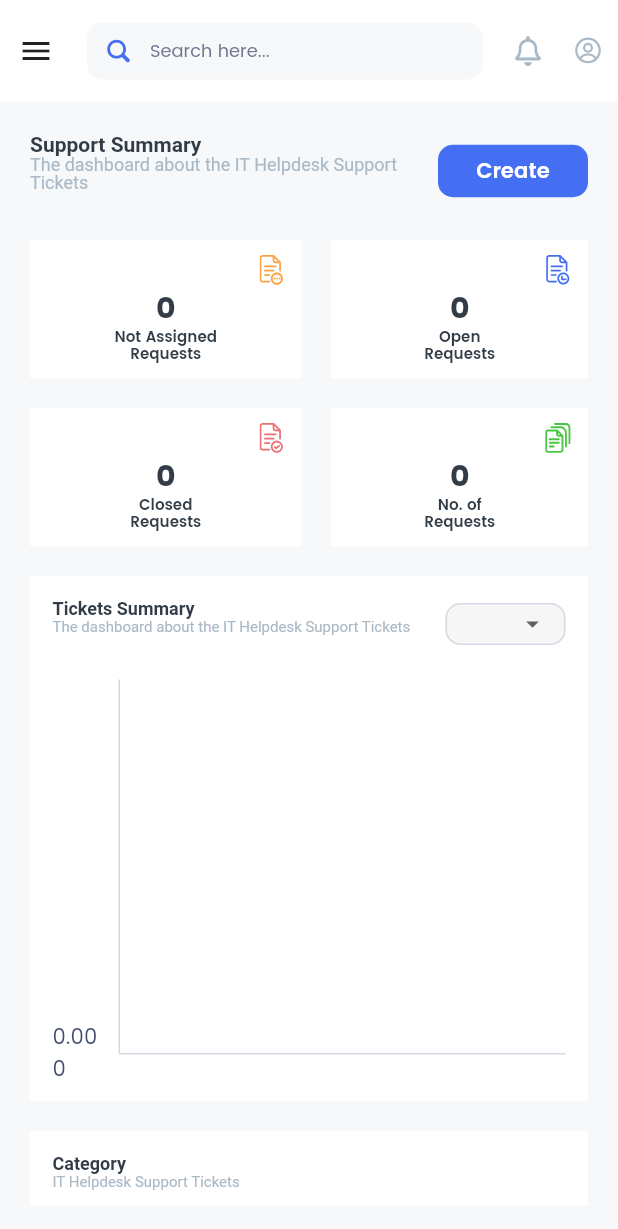
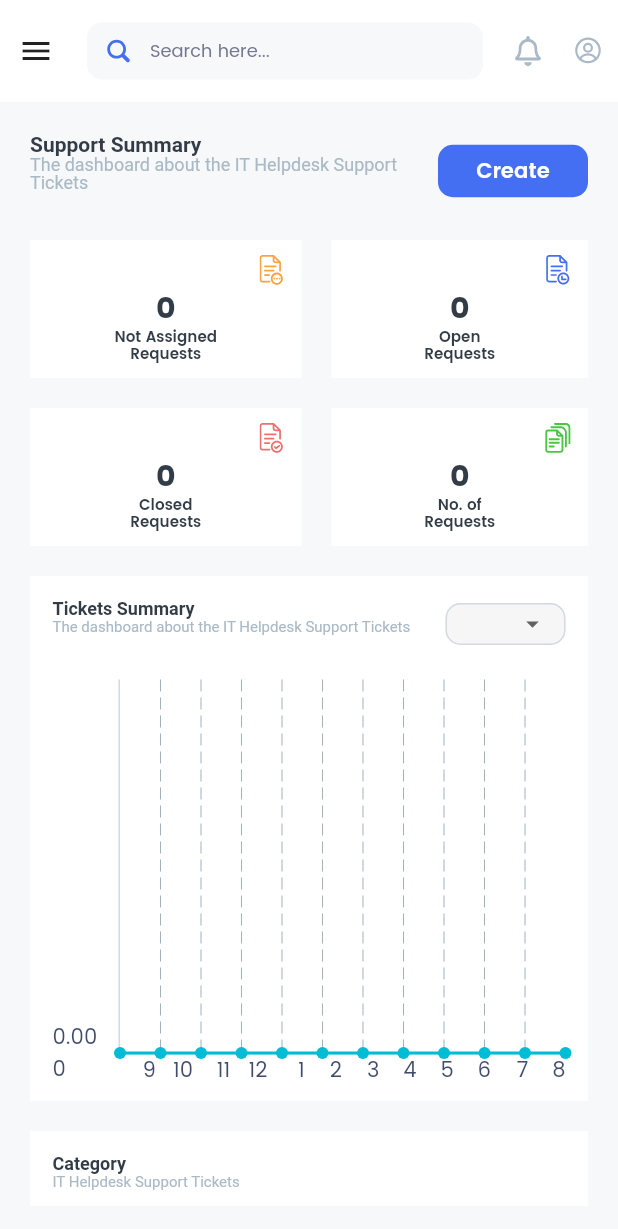
Before and after one commit to sudheerkumar-sgd/ithelpdesk, a Flutter app: the screen it shows after launch, on a phone screen of 412 x 824 dp. Shown: the top 1229 px of the screen. Run offline on Flutter 3.47's test engine with Material 3 defaults, Android fonts, the phone set to English and light mode, and no system bars; drawn by our look-alikes of fl_chart; our stand-ins replace connectivity_plus, dartz, device_info_plus, dio, equatable, file_picker and 16 more; missing offline and left inert: animated_sidebar, encrypt, file_saver, flutter_app_badger, flutter_phone_direct_caller, map_launcher and 1 more; accounts and stored records are empty; generated files the repository leaves out were written again; network calls fail.

```diff
--- a/lib/core/config/base_url_config.dart
+++ b/lib/core/config/base_url_config.dart
@@ -13,7 +13,7 @@ const String baseUrlMDSOAProd =
 
 const String basePortalUrlDevelopment = 'https://localhost:7040/api/';
 
-const String basePortalUrlProduction = 'https://portal.uaq.ae';
+const String basePortalUrlProduction = 'https://localhost:5003/api/';
 
 const String baseMDUrlDevelopment = 'https://stgmdservices.uaq.ae';
 
--- a/lib/core/constants/constants.dart
+++ b/lib/core/constants/constants.dart
@@ -11,3 +11,4 @@ List<EstablishmentEntity> userEstablishments = [];
 bool isServicesLoaded = false;
 String appVersion = '';
 Size screenSize = const Size(550, 730);
+const String userID = '317';
--- a/lib/data/model/dashboard_model.dart
+++ b/lib/data/model/dashboard_model.dart
@@ -107,6 +107,7 @@ class TicketsModel extends BaseModel {
   int? id;
   String? subject;
   int? categoryID;
+  String? categoryName;
   int? subCategoryID;
   int? subjectID;
   String? date;
@@ -142,6 +143,7 @@ class TicketsModel extends BaseModel {
     subject = json['subject'];
     subjectID = json['subjectID'];
     categoryID = json['categoryID'];
+    categoryName = json['category'];
     subCategoryID = json['subCategoryID'];
     date = json['date'];
     description = json['description'];
@@ -179,6 +181,7 @@ class TicketsModel extends BaseModel {
     ticketsEntity.subject = subject;
     ticketsEntity.subjectID = subjectID;
     ticketsEntity.categoryID = categoryID;
+    ticketsEntity.categoryName = categoryName;
     ticketsEntity.subCategoryID = subCategoryID;
     ticketsEntity.date = date;
     ticketsEntity.description = description;
--- a/lib/data/remote/dio_logging_interceptor.dart
+++ b/lib/data/remote/dio_logging_interceptor.dart
@@ -18,12 +18,13 @@ class DioLoggingInterceptor extends InterceptorsWrapper {
     //   });
     // } else if (userToken.isNotEmpty) {
     options.headers.addAll({
-      HttpHeaders.contentTypeHeader: 'application/json',
+      HttpHeaders.contentTypeHeader:
+          'application/json, application/x-www-form-urlencoded, multipart/form-data, text/plain',
       HttpHeaders.acceptHeader: "*/*",
       "Access-Control-Allow-Origin": "*",
       "Access-Control-Allow-Credentials": true,
       "Access-Control-Allow-Headers":
-          "Origin,Content-Type,X-Amz-Date,Authorization,X-Api-Key,X-Amz-Security-Token,locale",
+          "X-Requested-With, Origin,Content-Type,X-Amz-Date,Authorization,X-Api-Key,X-Amz-Security-Token,locale",
       "Access-Control-Allow-Methods": "GET, POST, OPTIONS"
     });
     // }
--- a/lib/domain/entities/dashboard_entity.dart
+++ b/lib/domain/entities/dashboard_entity.dart
@@ -28,6 +28,7 @@ class TicketEntity extends BaseEntity {
   String? subject;
   int? subjectID;
   int? categoryID;
+  String? categoryName;
   int? subCategoryID;
   String? date;
   int? departmentID;
@@ -57,6 +58,7 @@ class TicketEntity extends BaseEntity {
   Map<String, dynamic> toJson({bool showActionButtons = false}) => {
         "id": id ?? '',
         "employeeName": creator ?? '',
+        "Category": categoryName ?? '',
         "subject": subject ?? '',
         "status": status ?? '',
         "priority": priority ?? '',
@@ -67,6 +69,7 @@ class TicketEntity extends BaseEntity {
       };
   Map<String, dynamic> toMobileJson({bool showActionButtons = false}) => {
         "id": id ?? '',
+        "Category": categoryName ?? '',
         "subject": subject ?? '',
         "status": status ?? '',
         "priority": priority ?? '',
--- a/lib/presentation/bloc/services/services_bloc.dart
+++ b/lib/presentation/bloc/services/services_bloc.dart
@@ -1,4 +1,5 @@
 import 'package:equatable/equatable.dart';
+import 'package:ithelpdesk/core/constants/constants.dart';
 import 'package:ithelpdesk/domain/entities/base_entity.dart';
 import 'package:ithelpdesk/domain/entities/dashboard_entity.dart';
 import 'package:ithelpdesk/domain/entities/login_entity.dart';
@@ -17,10 +18,11 @@ class ServicesBloc extends Cubit<ServicesState> {
   final ServicesUseCase servicesUseCase;
   ServicesBloc({required this.servicesUseCase}) : super(Init());
 
-  Future<void> getDashboardData() async {
+  Future<void> getDashboardData(
+      {required Map<String, dynamic> requestParams}) async {
     emit(OnLoading());
     final result =
-        await servicesUseCase.getDashboardData(requestParams: {"userId": "35"});
+        await servicesUseCase.getDashboardData(requestParams: requestParams);
     emit(result.fold((l) => OnApiError(message: _getErrorMessage(l)), (r) {
       return OnDashboardSuccess(dashboardEntity: r);
     }));
--- a/lib/presentation/home/user_home_screen.dart
+++ b/lib/presentation/home/user_home_screen.dart
@@ -1,5 +1,4 @@
 // ignore_for_file: must_be_immutable
-
 import 'package:fl_chart/fl_chart.dart';
 import 'package:flutter/material.dart';
 import 'package:flutter_bloc/flutter_bloc.dart';
@@ -35,12 +34,25 @@ class UserHomeScreen extends BaseScreenWidget {
     final resources = context.resources;
     final lineChartData = List<FlSpot>.empty(growable: true);
     final tilesData = List<Widget>.empty(growable: true);
-    for (var i = 0; i < ticketsByMonthEntity.length; i++) {
-      lineChartData.add(FlSpot(i + 1, ticketsByMonthEntity[i].count ?? 0));
-      tilesData.add(Expanded(
-        child: Text(
-            textAlign: TextAlign.right, '${ticketsByMonthEntity[i].month}'),
-      ));
+    for (var i = 0; i < 12; i++) {
+      final currentMonth = DateTime.now().month;
+      final startMonth = ((currentMonth + i) % 12) + 1;
+      printLog(startMonth);
+      final monthData = ticketsByMonthEntity
+          .where((month) => month.month == startMonth)
+          .firstOrNull;
+      if (monthData != null) {
+        lineChartData
+            .add(FlSpot(double.parse('${i + 1}'), monthData.count ?? 0));
+        tilesData.add(Expanded(
+          child: Text(textAlign: TextAlign.right, '${monthData.month}'),
+        ));
+      } else {
+        lineChartData.add(FlSpot(double.parse('${i + 1}'), 0));
+        tilesData.add(Expanded(
+          child: Text(textAlign: TextAlign.right, '$startMonth'),
+        ));
+      }
     }
     return Container(
       height: 350,
@@ -240,7 +252,7 @@ class UserHomeScreen extends BaseScreenWidget {
   Widget build(BuildContext context) {
     final resources = context.resources;
     Future.delayed(Duration.zero, () {
-      _servicesBloc.getDashboardData();
+      _servicesBloc.getDashboardData(requestParams: {"userId": userID});
     });
     final requestTypesRows = isDesktop(context) ? 1 : 2;
     final requestTypesColumns = isDesktop(context) ? 4 : 2;
@@ -271,6 +283,7 @@ class UserHomeScreen extends BaseScreenWidget {
         ? [
             'ID',
             'EmployeeName',
+            'Category',
             'Subject',
             'Status',
             'Priority',
@@ -278,17 +291,18 @@ class UserHomeScreen extends BaseScreenWidget {
             'Department',
             'CreateDate'
           ]
-        : ['ID', 'Subject', 'Status', 'Priority', 'CreateDate'];
+        : ['ID', 'Category', 'Subject', 'Status', 'Priority', 'CreateDate'];
     final ticketsTableColunwidths = isDesktop(context)
         ? {
             0: const FlexColumnWidth(1),
             1: const FlexColumnWidth(3),
-            2: const FlexColumnWidth(4),
-            3: const FlexColumnWidth(2),
-            4: const FlexColumnWidth(1),
-            5: const FlexColumnWidth(2),
-            6: const FlexColumnWidth(1),
-            7: const FlexColumnWidth(3),
+            2: const FlexColumnWidth(2),
+            3: const FlexColumnWidth(4),
+            4: const FlexColumnWidth(2),
+            5: const FlexColumnWidth(1),
+            6: const FlexColumnWidth(2),
+            7: const FlexColumnWidth(1),
+            8: const FlexColumnWidth(3),
           }
         : {
             0: const FlexColumnWidth(1),
```
Also changed, not shown: lib/domain/entities/master_data_entities.dart (+19 -0 lines), lib/presentation/common_widgets/dropdown_menu_widget.dart (added, +70 -0 lines), lib/presentation/requests/view_request.dart (+56 -73 lines).
